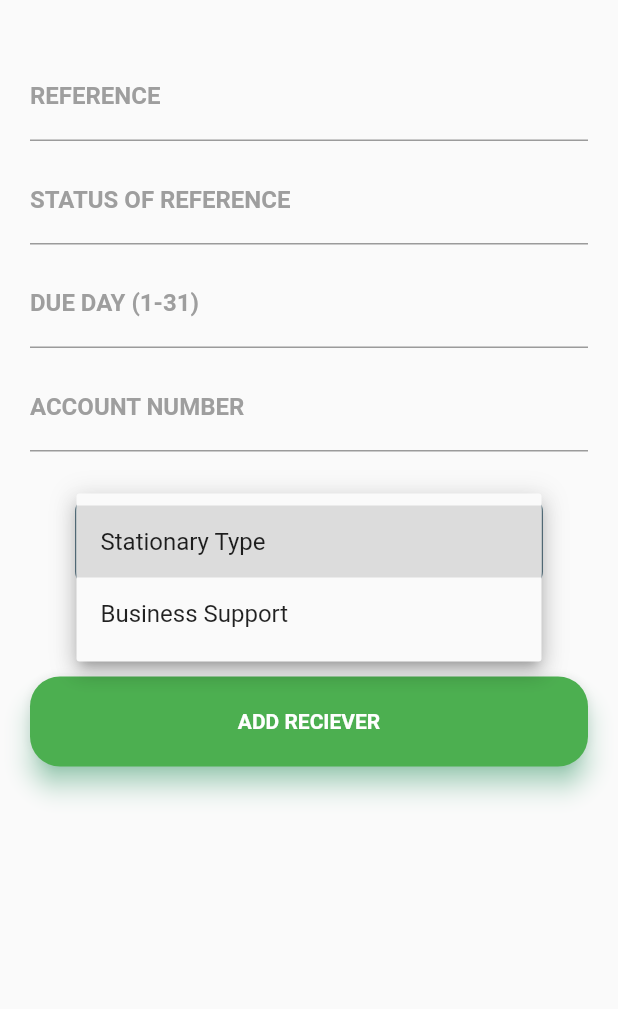
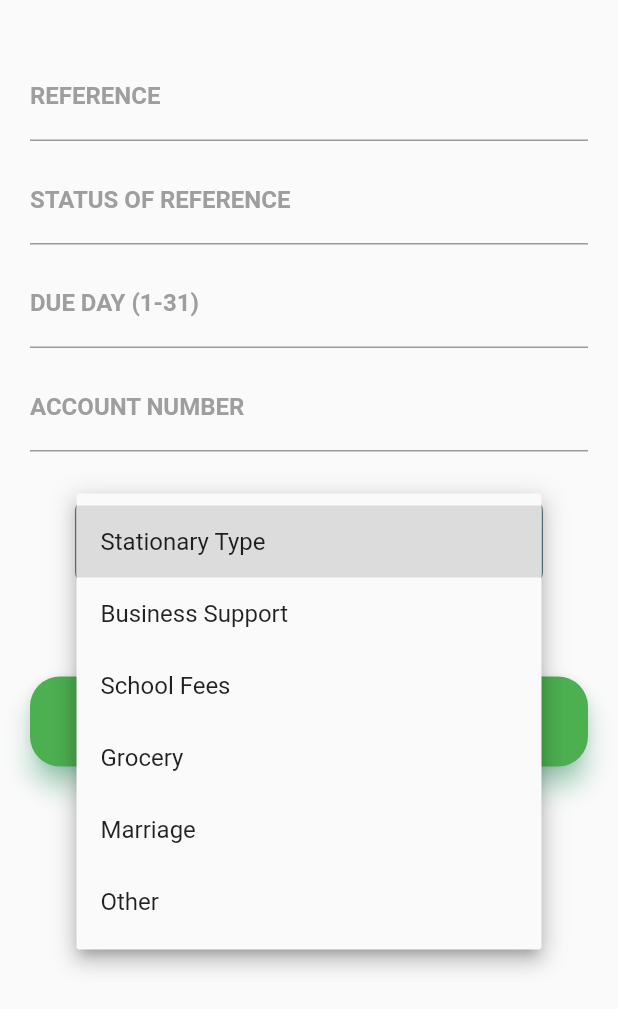
Before and after one commit to fahadsultan09/DonorCollector, a Flutter app: the AddReponsibilities2 screen opened directly with empty values, after a tap on "RESPONSIBILITY TYPE", on a phone screen of 412 x 824 dp. Shown: the top 1009 px of the screen. Run offline on Flutter 3.47's test engine with Material 2 defaults, Android fonts, the phone set to English and light mode, and no system bars; our stand-ins replace cloud_firestore, firebase_auth, toast; accounts and stored records are empty; Roboto replaces fonts that are missing (Montserrat).

Commit message:
5.5.2020

```diff
--- a/lib/Reponsibilities/AddReponsibilities2.dart
+++ b/lib/Reponsibilities/AddReponsibilities2.dart
@@ -16,7 +16,10 @@ class AddReponsibilities2 extends StatefulWidget {
 class _AddReponsibilities2State extends State<AddReponsibilities2> {
   _AddReponsibilities2State(this.reciever);
 
-  List<String> responsibilityType = ["Stationary Type", "Business Support"];
+  List<String> responsibilityType = [
+    "Stationary Type", "Business Support",
+    "School Fees", "Grocery" , "Marriage" , "Other"
+  ];
   String responsibilitySelected;
   RecieverClass reciever = new RecieverClass();
   final _formKey = new GlobalKey<FormState>();
```
